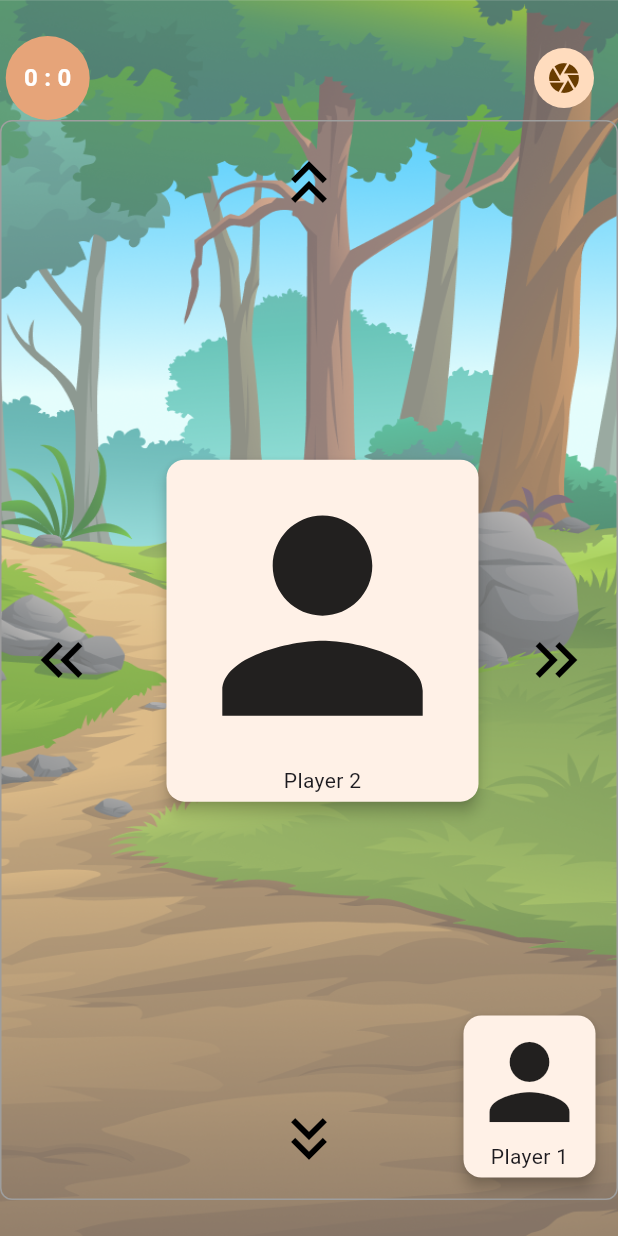
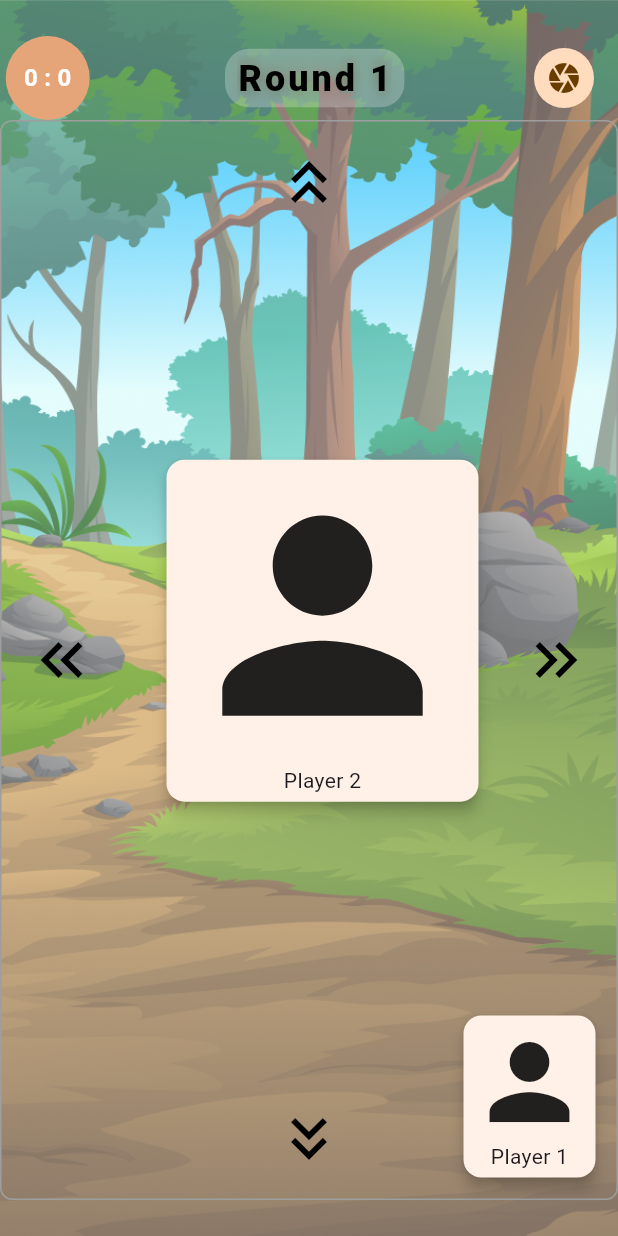
Before and after one commit to ANTONINEUTRON/shadow_boxing, a Flutter app: the GamePlayPage screen opened by its route, on a phone screen of 412 x 824 dp. Run offline on Flutter 3.47's test engine with Material 3 defaults, Android fonts, the light colour scheme and no system bars; our stand-ins replace auto_route, equatable, flutter_bloc, freezed_annotation, google_fonts; Roboto replaces fonts that are missing (Merienda).

Commit message:
added round header

```diff
--- /dev/null
+++ b/lib/data/models/game.dart
@@ -0,0 +1,19 @@
+import 'package:freezed_annotation/freezed_annotation.dart';
+
+part 'game.g.dart';
+part 'game.freezed.dart';
+
+@freezed
+class Game with _$Game {
+  const factory Game({
+    required int id,
+    required String player1,
+    required String player2,
+    required int player1Score,
+    required int player2Score,
+    required List<int> player1Moves,
+    required List<int> player2Moves,
+  }) = _Game;
+
+  factory Game.fromJson(Map<String, dynamic> json) => _$GameFromJson(json);
+}
--- a/lib/features/game/cubits/game_state.dart
+++ b/lib/features/game/cubits/game_state.dart
@@ -3,6 +3,7 @@ import 'package:shadow_boxing/data/enums/game_mode.dart';
 import 'package:shadow_boxing/data/enums/game_winner.dart';
 import 'package:shadow_boxing/data/enums/moves.dart';
 import 'package:shadow_boxing/data/enums/player.dart';
+import 'package:shadow_boxing/data/models/game.dart';
 
 enum GameStatus {
   initial,
@@ -20,14 +21,15 @@ class GameState extends Equatable {
     this.gameStatus = GameStatus.initial,
     this.gameMode,
     this.isMainPlayerStarting = true,
-    this.rounds = 1,
-    this.notice = "Round 1",
+    this.round = 1,
+    this.roundsNotice = "Round 1",
     this.mainPlayerMoves = const {},
     this.otherPlayerMoves = const {},
     this.attackingPlayer = Player.mainPlayer,
     this.mainPlayerScore = 0,
     this.otherPlayerScore = 0,
     this.gameWinner = GameWinner.none,
+    this.gamesPlay = const [],
   });
 
   // const GameState.empty()
@@ -46,55 +48,59 @@ class GameState extends Equatable {
   final GameMode? gameMode;
   final GameStatus gameStatus;
   final bool isMainPlayerStarting;
-  final int rounds;
-  final String notice;
+  final int round;
+  final String roundsNotice;
   final Player attackingPlayer;
   final Set<Moves> mainPlayerMoves;
   final Set<Moves> otherPlayerMoves;
   final int mainPlayerScore;
   final int otherPlayerScore;
   final GameWinner gameWinner;
+  final List<Game> gamesPlay;
 
   @override
   List<Object?> get props => [
     gameMode,
     gameStatus,
     isMainPlayerStarting,
-    rounds,
-    notice,
+    round,
+    roundsNotice,
     mainPlayerMoves,
     otherPlayerMoves,
     attackingPlayer,
     mainPlayerScore,
     otherPlayerScore,
-    gameWinner
+    gameWinner,
+    gamesPlay,
   ];
 
   GameState copyWith({
     GameMode? gameMode,
     GameStatus? gameStatus,
     bool? isMainPlayerStarting,
-    int? rounds,
-    String? notice,
+    int? round,
+    String? roundsNotice,
     Set<Moves>? mainPlayerMoves,
     Set<Moves>? otherPlayerMoves,
     Player? attackingPlayer,
     int? mainPlayerScore,
     int? otherPlayerScore,
-    GameWinner? gameWinner
+    GameWinner? gameWinner,
+    List<Game>? gamesPlay,
   }) {
     return GameState(
       gameMode: gameMode ?? this.gameMode,
       gameStatus: gameStatus ?? this.gameStatus,
       isMainPlayerStarting: isMainPlayerStarting ?? this.isMainPlayerStarting,
-      rounds: rounds ?? this.rounds,
-      notice: notice ?? this.notice,
+      round: round ?? this.round,
+      roundsNotice: roundsNotice ?? this.roundsNotice,
       mainPlayerMoves: mainPlayerMoves ?? this.mainPlayerMoves,
       otherPlayerMoves: otherPlayerMoves ?? this.otherPlayerMoves,
       attackingPlayer: attackingPlayer ?? this.attackingPlayer,
       mainPlayerScore: mainPlayerScore ?? this.mainPlayerScore,
       otherPlayerScore: otherPlayerScore ?? this.otherPlayerScore,
-      gameWinner: gameWinner ?? this.gameWinner
+      gameWinner: gameWinner ?? this.gameWinner,
+      gamesPlay: gamesPlay ?? this.gamesPlay,
     );
   }
 }
--- a/lib/features/game/page/game_play.dart
+++ b/lib/features/game/page/game_play.dart
@@ -4,7 +4,7 @@ import 'package:flutter_bloc/flutter_bloc.dart';
 import 'package:shadow_boxing/features/game/dialogs/pause_dialog.dart';
 import 'package:shadow_boxing/features/game/widgets/game_timer.dart';
 import 'package:shadow_boxing/features/game/widgets/play_container.dart';
-import 'package:shadow_boxing/features/game/widgets/top_notice.dart';
+import 'package:shadow_boxing/features/game/widgets/round_notice.dart';
 import 'package:shadow_boxing/shared/widgets/base_scaffold.dart';
 import 'package:shadow_boxing/shared/widgets/custom_icon_button.dart';
 
@@ -53,7 +53,7 @@ class _GamePlayPageState extends State<GamePlayPage> {
                 //
                 //Timer
                 GameTimer(),
-                // TopNotice(),
+                TopNotice(),
                 //
                 //
                 // Pause button
--- /dev/null
+++ b/lib/features/game/widgets/round_notice.dart
@@ -0,0 +1,66 @@
+import 'package:flutter/material.dart';
+import 'package:flutter_bloc/flutter_bloc.dart';
+import 'package:shadow_boxing/features/game/cubits/game_cubit.dart';
+
+class TopNotice extends StatelessWidget {
+  const TopNotice({super.key});
+
+  @override
+  Widget build(BuildContext context) {
+    var gameState = context.watch<GameCubit>().state;
+    var gamePlayed = gameState.gamesPlay.length;
+    var currentRound = gamePlayed + 1;
+    return gamePlayed >= gameState.round
+        ? Container()
+        : Container(
+          padding: EdgeInsets.symmetric(horizontal: 8, vertical: 4),
+          decoration: BoxDecoration(
+            gradient: LinearGradient(
+              colors: [
+                Colors.white.withOpacity(0.25),
+                Colors.white.withOpacity(0.25),
+              ],
+            ),
+            borderRadius: BorderRadius.circular(16),
+          ),
+          child: Center(
+            child: ShaderMask(
+              shaderCallback:
+                  (bounds) => LinearGradient(
+                    colors: [
+                      Theme.of(context).colorScheme.primary,
+                      Theme.of(context).colorScheme.secondary,
+                      Theme.of(context).colorScheme.tertiary,
+                    ],
+                  ).createShader(bounds),
+              child: Text(
+                "Round $currentRound",
+                textAlign: TextAlign.center,
+                style: Theme.of(context).textTheme.headlineMedium?.copyWith(
+                  letterSpacing: 2,
+                  fontWeight: FontWeight.w900,
+                  fontSize: 24,
+                  shadows: [
+                    Shadow(
+                      color: Theme.of(
+                        context,
+                      ).colorScheme.primary.withOpacity(0.2),
+                      offset: Offset(0, 4),
+                      blurRadius: 8,
+                    ),
+                    Shadow(
+                      color: Theme.of(
+                        context,
+                      ).colorScheme.secondary.withOpacity(0.2),
+                      offset: Offset(0, -4),
+                      blurRadius: 8,
+                    ),
+                  ],
+                  color: Colors.black,
+                ),
+              ),
+            ),
+          ),
+        );
+  }
+}
```
Also changed, not shown: lib/data/models/gameplay.dart (added, +17 -0 lines), lib/features/game/cubits/game_cubit.dart (+10 -19 lines), lib/features/game/widgets/top_notice.dart (deleted, +0 -61 lines), lib/data/models/game.freezed.dart (added), lib/data/models/game.g.dart (added), lib/data/models/gameplay.freezed.dart (added), lib/data/models/gameplay.g.dart (added).
